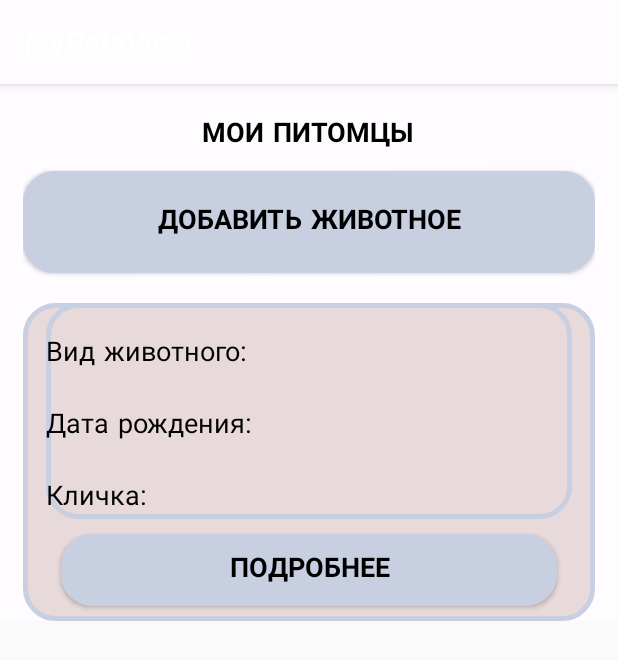
After one commit to daryashumeyko/VKR, an Android app: the MyPetsView screen opened directly, with no data from a screen before it, on a phone screen of 412 x 824 dp. The commit adds this screen. Shown: the top 660 px of the screen. Run offline under Robolectric (Android 15) with nearby library versions, the phone set to English and light mode, and no system bars.

Commit message:
Pets page

```diff
--- a/vetSertification/app/src/main/AndroidManifest.xml
+++ b/vetSertification/app/src/main/AndroidManifest.xml
@@ -74,6 +74,10 @@
             android:name=".ui.account.AccountView"
             android:label="AccountView">
         </activity>
+        <activity
+            android:name=".ui.mypets.MyPetsView"
+            android:label="MyPetsView">
+        </activity>
     </application>
 
 </manifest>
--- /dev/null
+++ b/vetSertification/app/src/main/java/com/example/vetsertification/ui/CurrentPet.java
@@ -0,0 +1,26 @@
+package com.example.vetsertification.ui;
+
+import com.example.vetsertification.ui.mypets.MyPetsData;
+
+public class CurrentPet {
+
+    private static final com.example.vetsertification.ui.CurrentPet INSTANCE = new com.example.vetsertification.ui.CurrentPet();
+
+    private CurrentPet(){
+        myPetsData = new MyPetsData();
+    }
+
+    public static com.example.vetsertification.ui.CurrentPet getInstance(){
+        return INSTANCE;
+    }
+
+    public MyPetsData getMyPetsData() {
+        return myPetsData;
+    }
+
+    public void setMyPetsData(MyPetsData myPetsData) {
+        this.myPetsData = myPetsData;
+    }
+
+    private MyPetsData myPetsData;
+}
--- /dev/null
+++ b/vetSertification/app/src/main/java/com/example/vetsertification/ui/mypets/MyPetsData.java
@@ -0,0 +1,122 @@
+package com.example.vetsertification.ui.mypets;
+
+public class MyPetsData {
+
+    public int id;
+    public String breed;
+    public String name;
+    public String gender;
+    public String birthday;
+    public String address;
+    public String identificationSystem;
+    public String number;
+    public String dateOfChipping;
+    public String kindOfAnimal;
+    public String countryOfOrigin;
+    public String userId;
+    private Boolean result;
+
+    public Boolean getResult() {
+        return result;
+    }
+
+    public void setResult(Boolean result) {
+        this.result = result;
+    }
+
+    public int getId() {
+        return id;
+    }
+
+    public void setId(int id) {
+        this.id = id;
+    }
+
+    public String getBreed() {
+        return breed;
+    }
+
+    public void setBreed(String breed) {
+        this.breed = breed;
+    }
+
+    public String getName() {
+        return name;
+    }
+
+    public void setName(String name) {
+        this.name = name;
+    }
+
+    public String getGender() {
+        return gender;
+    }
+
+    public void setGender(String gender) {
+        this.gender = gender;
+    }
+
+    public String getBirthday() {
+        return birthday;
+    }
+
+    public void setBirthday(String birthday) {
+        this.birthday = birthday;
+    }
+
+    public String getAddress() {
+        return address;
+    }
+
+    public void setAddress(String address) {
+        this.address = address;
+    }
+
+    public String getIdentificationSystem() {
+        return identificationSystem;
+    }
+
+    public void setIdentificationSystem(String identificationSystem) {
+        this.identificationSystem = identificationSystem;
+    }
+
+    public String getNumber() {
+        return number;
+    }
+
+    public void setNumber(String number) {
+        this.number = number;
+    }
+
+    public String getDateOfChipping() {
+        return dateOfChipping;
+    }
+
+    public void setDateOfChipping(String dateOfChipping) {
+        this.dateOfChipping = dateOfChipping;
+    }
+
+    public String getKindOfAnimal() {
+        return kindOfAnimal;
+    }
+
+    public void setKindOfAnimal(String kindOfAnimal) {
+        this.kindOfAnimal = kindOfAnimal;
+    }
+
+    public String getCountryOfOrigin() {
+        return countryOfOrigin;
+    }
+
+    public void setCountryOfOrigin(String countryOfOriginId) {
+        this.countryOfOrigin = countryOfOrigin;
+    }
+
+    public String getUserId() {
+        return userId;
+    }
+
+    public void setUserId(String userId) {
+        this.userId = userId;
+    }
+}
--- /dev/null
+++ b/vetSertification/app/src/main/java/com/example/vetsertification/ui/mypets/MyPetsPresenter.java
@@ -0,0 +1,60 @@
+package com.example.vetsertification.ui.mypets;
+
+import android.text.TextUtils;
+
+import com.example.vetsertification.ui.CurrentPet;
+import com.example.vetsertification.ui.CurrentUser;
+import com.example.vetsertification.ui.account.AccountData;
+import com.example.vetsertification.ui.account.AccountModel;
+import com.example.vetsertification.ui.account.AccountView;
+
+public class MyPetsPresenter {
+
+    private MyPetsView view;
+    private final MyPetsModel model;
+
+    public MyPetsPresenter(MyPetsModel model) {
+        this.model = model;
+    }
+
+    public void attachView(MyPetsView myPetsView) {
+        view = myPetsView;
+    }
+
+    public void detachView() {
+        view = null;
+    }
+
+    public void viewIsReady() {
+    }
+
+    public void details() {
+        MyPetsData myPetsData = view.getMyPetsData();
+        /*if (TextUtils.isEmpty(accountData.getEmail()) || TextUtils.isEmpty(accountData.getPassword())) {
+            view.showMessage("Заполните все поля");
+            return;
+        }*/
+        view.showProgress();
+        model.details(myPetsData, new MyPetsModel.DetailsCallback(){
+            @Override
+            public void onDetails(Boolean result) {
+                view.hideProgress();
+                if (!result)
+                    view.showMessage("Отсутствует соединение с сервером");
+                else{
+                    Boolean requestResult = CurrentPet.getInstance().getMyPetsData().getResult();
+                    if (!requestResult)
+                        view.showMessage("Неверный email или пароль");
+                    else{
+                        view.startPetDetails();
+                    }
+                }
+            }
+        });
+    }
+
+    public void newPet() {
+        view.startNewPet();
+    }
+
+}
--- /dev/null
+++ b/vetSertification/app/src/main/java/com/example/vetsertification/ui/mypets/MyPetsView.java
@@ -0,0 +1,114 @@
+package com.example.vetsertification.ui.mypets;
+
+import android.app.ProgressDialog;
+import android.content.Intent;
+import android.os.Bundle;
+import android.view.View;
+import android.widget.EditText;
+import android.widget.TextView;
+
+import androidx.appcompat.app.AppCompatActivity;
+
+import com.example.vetsertification.R;
+import com.example.vetsertification.api.InfoManager;
+import com.example.vetsertification.ui.CurrentPet;
+import com.example.vetsertification.ui.CurrentUser;
+import com.example.vetsertification.ui.account.AccountData;
+import com.example.vetsertification.ui.account.AccountModel;
+import com.example.vetsertification.ui.account.AccountPresenter;
+import com.example.vetsertification.ui.forgetpassword.ForgetPasswordView;
+import com.example.vetsertification.ui.registration.RegistrationData;
+import com.example.vetsertification.ui.registration.RegistrationView;
+import com.example.vetsertification.ui.userMainPage.UserMainPageView;
+
+import java.io.IOException;
+
+public class MyPetsView extends AppCompatActivity {
+
+    private TextView KindOfAnimal;
+    private TextView Birthday;
+    private TextView Name;
+    private TextView Message;
+    private ProgressDialog progressDialog;
+
+    private MyPetsPresenter presenter;
+
+    @Override
+    protected void onCreate(Bundle savedInstanceState) {
+        super.onCreate(savedInstanceState);
+        setContentView(R.layout.mypets);
+        try {
+            init();
+        } catch (IOException e) {
+            e.printStackTrace();
+        }
+    }
+
+    private void init() throws IOException {
+
+        KindOfAnimal = (TextView) findViewById(R.id.kindOfAnimal);
+        Birthday = (TextView) findViewById(R.id.birthday);
+        Name = (TextView) findViewById(R.id.name);
+
+        findViewById(R.id.details).setOnClickListener(new View.OnClickListener() {
+            @Override
+            public void onClick(View v) {
+                presenter.details();
+            }
+        });
+
+        findViewById(R.id.newPet).setOnClickListener(new View.OnClickListener() {
+            @Override
+            public void onClick(View v) {
+                presenter.newPet();
+            }
+        });
+
+        MyPetsData myPetsData = CurrentPet.getInstance().getMyPetsData();
+        KindOfAnimal.setText(myPetsData.getKindOfAnimal());
+        Birthday.setText(myPetsData.getBirthday());
+        Name.setText(myPetsData.getName());
+
+        MyPetsModel myPetsModel = new MyPetsModel();
+        presenter = new MyPetsPresenter(myPetsModel);
+        presenter.attachView(this);
+        presenter.viewIsReady();
+    }
+
+    public MyPetsData getMyPetsData() {
+        MyPetsData myPetsData = new MyPetsData();
+        //myPetsData.setId(Id.getText().toString());
+        return myPetsData;
+    }
+
+    public void showMessage(String text) {
+        Message = (TextView) findViewById(R.id.message);
+        Message.setText(text);
+    }
+
+    public void startPetDetails(){
+        Intent intent = new Intent(this, UserMainPageView.class);
+        startActivity(intent);
+    }
+
+    public void startNewPet(){
+        Intent intent = new Intent(this, RegistrationView.class);
+        startActivity(intent);
+    }
+
+    public void showProgress() {
+        progressDialog = ProgressDialog.show(this, "", "Подождите...");
+    }
+
+    public void hideProgress() {
+        if (progressDialog != null) {
+            progressDialog.dismiss();
+        }
+    }
+
+    @Override
+    protected void onDestroy() {
+        super.onDestroy();
+        presenter.detachView();
+    }
+}
--- a/vetSertification/app/src/main/java/com/example/vetsertification/ui/seeaccount/SeeAccountView.java
+++ b/vetSertification/app/src/main/java/com/example/vetsertification/ui/seeaccount/SeeAccountView.java
@@ -10,6 +10,7 @@ import com.example.vetsertification.R;
 import com.example.vetsertification.ui.CurrentUser;
 import com.example.vetsertification.ui.application.ApplicationView;
 import com.example.vetsertification.ui.editaccount.EditAccountView;
+import com.example.vetsertification.ui.mypets.MyPetsView;
 import com.example.vetsertification.ui.registration.RegistrationData;
 
 public class SeeAccountView extends AppCompatActivity {
@@ -68,7 +69,7 @@ public class SeeAccountView extends AppCompatActivity {
     }
 
     public void startSeePets(){
-        Intent intent = new Intent(this, ApplicationView.class);
+        Intent intent = new Intent(this, MyPetsView.class);
         startActivity(intent);
     }
 
--- a/vetSertification/app/src/main/res/layout/myaccount.xml
+++ b/vetSertification/app/src/main/res/layout/myaccount.xml
@@ -11,6 +11,7 @@
     android:background="@color/colorPrimary"
     android:paddingLeft="15dp"
     android:paddingRight="15dp"
+
     android:layout_height="match_parent">
 
     <TextView
--- /dev/null
+++ b/vetSertification/app/src/main/res/layout/mypets.xml
@@ -0,0 +1,169 @@
+<?xml version="1.0" encoding="utf-8"?>
+<ScrollView
+    xmlns:android="http://schemas.android.com/apk/res/android"
+    android:layout_width="match_parent"
+    android:layout_height="match_parent">
+
+    <LinearLayout
+        android:orientation="vertical"
+        android:layout_width="match_parent"
+        android:background="@color/colorPrimary"
+        android:paddingLeft="15dp"
+        android:paddingRight="15dp"
+        android:layout_height="match_parent">
+
+        <TextView
+            android:id="@+id/text"
+            android:layout_width="wrap_content"
+            android:layout_height="wrap_content"
+            android:layout_gravity="center"
+            android:layout_marginTop="20dp"
+            android:text="МОИ ПИТОМЦЫ"
+            android:fontFamily="casual"
+            android:textStyle="bold"
+            android:textColor="#000000"
+            android:textSize="18sp" />
+
+        <Button
+            android:id="@+id/newPet"
+            android:layout_width="match_parent"
+            android:layout_height="wrap_content"
+            android:layout_gravity="center"
+            android:background="@drawable/button"
+            android:padding="20sp"
+            android:layout_marginTop="10dp"
+            android:text="Добавить животное"
+            android:fontFamily="casual"
+            android:textStyle="bold"
+            android:textColor="#000000"
+            android:textSize="18sp"/>
+
+    <LinearLayout
+        android:orientation="vertical"
+        android:layout_width="match_parent"
+        android:layout_marginTop="20dp"
+        android:background="@drawable/fields"
+        android:paddingLeft="15dp"
+        android:paddingRight="15dp"
+        android:layout_height="match_parent">
+
+        <TableLayout
+            xmlns:android="http://schemas.android.com/apk/res/android"
+            android:layout_height="match_parent"
+            android:layout_width="match_parent"
+            android:collapseColumns="2"
+            android:background="@drawable/fields">
+
+        <TableRow
+            android:layout_width="match_parent"
+            android:layout_height="match_parent"
+            android:layout_marginTop="10dp">
+
+            <TextView
+                android:id="@+id/text4"
+                android:layout_width="wrap_content"
+                android:layout_height="wrap_content"
+                android:text="Вид животного:"
+                android:fontFamily="casual"
+                android:gravity="left"
+                android:layout_marginTop="10dp"
+                android:layout_column="0"
+                android:textColor="#000000"
+                android:textSize="18sp" />
+
+            <TextView
+                android:id="@+id/kindOfAnimal"
+                android:layout_width="wrap_content"
+                android:layout_height="wrap_content"
+                android:text=""
+                android:fontFamily="casual"
+                android:gravity="left"
+                android:layout_marginLeft="3dp"
+                android:layout_marginTop="10dp"
+                android:layout_column="1"
+                android:textColor="#000000"
+                android:textSize="18sp" />
+
+        </TableRow>
+        <TableRow
+            android:layout_width="match_parent"
+            android:layout_height="match_parent"
+            android:layout_marginTop="10dp">
+
+            <TextView
+                android:id="@+id/text3"
+                android:layout_width="wrap_content"
+                android:layout_height="wrap_content"
+                android:text="Дата рождения:"
+                android:fontFamily="casual"
+                android:gravity="left"
+                android:layout_marginTop="10dp"
+                android:layout_column="0"
+                android:textColor="#000000"
+                android:textSize="18sp" />
+
+            <TextView
+                android:id="@+id/birthday"
+                android:layout_width="wrap_content"
+                android:layout_height="wrap_content"
+                android:text=""
+                android:fontFamily="casual"
+                android:gravity="left"
+                android:layout_marginLeft="3dp"
+                android:layout_marginTop="10dp"
+                android:layout_column="1"
+                android:textColor="#000000"
+                android:textSize="18sp" />
+
+        </TableRow>
+        <TableRow
+            android:layout_width="match_parent"
+            android:layout_height="match_parent"
+            android:layout_marginTop="10dp">
+
+            <TextView
+                android:id="@+id/text1"
+                android:layout_width="wrap_content"
+                android:layout_height="wrap_content"
+                android:text="Кличка:"
+                android:fontFamily="casual"
+                android:gravity="left"
+                android:layout_marginTop="10dp"
+                android:layout_column="0"
+                android:textColor="#000000"
+                android:textSize="18sp" />
+
+            <TextView
+                android:id="@+id/name"
+                android:layout_width="wrap_content"
+                android:layout_height="wrap_content"
+                android:text=""
+                android:fontFamily="casual"
+                android:gravity="left"
+                android:layout_marginLeft="3dp"
+                android:layout_marginTop="10dp"
+                android:layout_column="1"
+                android:textColor="#000000"
+                android:textSize="18sp" />
+
+        </TableRow>
+        </TableLayout>
+
+        <Button
+            android:id="@+id/details"
+            android:layout_width="match_parent"
+            android:layout_height="wrap_content"
+            android:layout_gravity="center"
+            android:background="@drawable/button"
+            android:padding="10sp"
+            android:layout_marginTop="10dp"
+            android:layout_margin="10dp"
+            android:text="Подробнее"
+            android:fontFamily="casual"
+            android:textStyle="bold"
+            android:textColor="#000000"
+            android:textSize="18sp"/>
+    </LinearLayout>
+
+    </LinearLayout>
+</ScrollView>
```
Also changed, not shown: vetSertification/app/src/main/java/com/example/vetsertification/api/InfoManager.java (+37 -0 lines), vetSertification/app/src/main/java/com/example/vetsertification/ui/mypets/MyPetsModel.java (added, +47 -0 lines).
